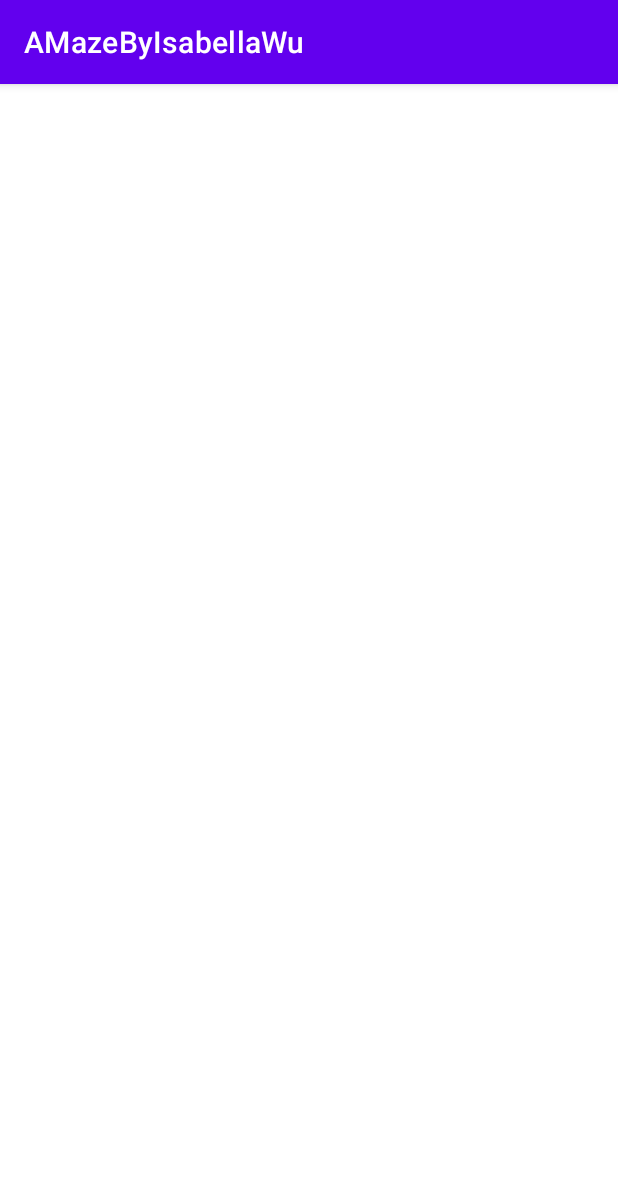
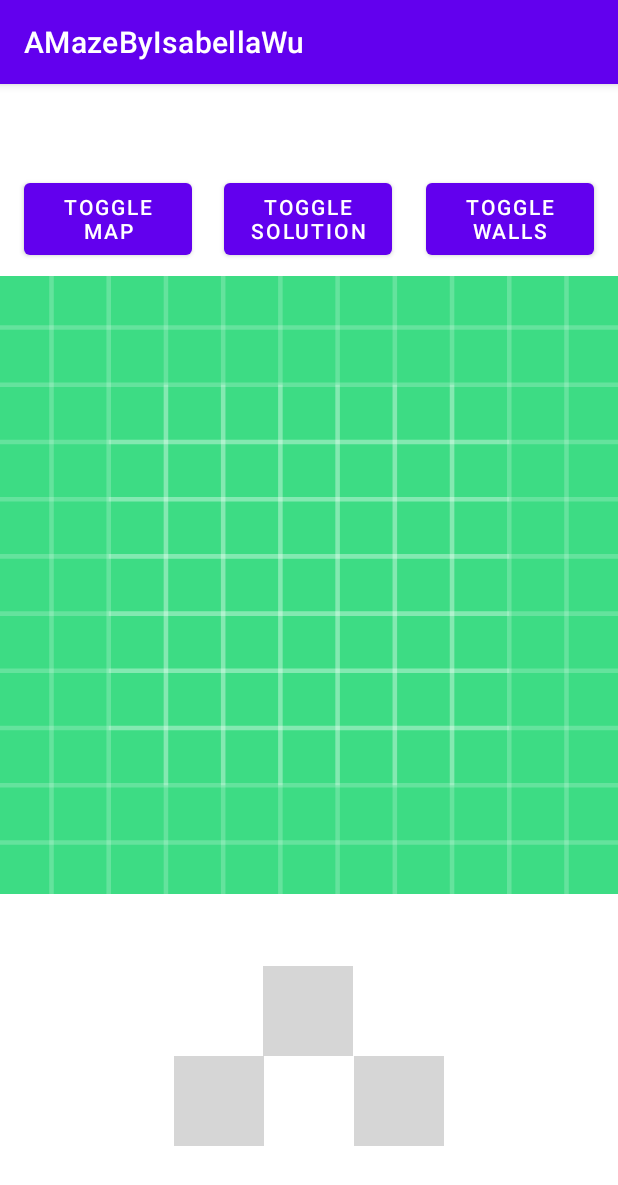
Before and after one commit to istwu/Fall-2021-Maze-Project, an Android app: the PlayManuallyActivity screen opened directly, with no data from a screen before it, on a phone screen of 412 x 824 dp. Shown: the top 1185 px of the screen. Run offline under Robolectric (Android 15) with nearby library versions, the phone set to English and light mode, and no system bars; grey boxes are pictures that could not be loaded.

Commit message:
added barebones gui for PlayManuallyActivity

```diff
--- a/app/build.gradle
+++ b/app/build.gradle
@@ -32,6 +32,7 @@ dependencies {
     implementation 'androidx.appcompat:appcompat:1.3.1'
     implementation 'com.google.android.material:material:1.4.0'
     implementation 'androidx.constraintlayout:constraintlayout:2.1.1'
+    implementation 'androidx.mediarouter:mediarouter:1.2.5'
     testImplementation 'junit:junit:4.+'
     androidTestImplementation 'androidx.test.ext:junit:1.1.3'
     androidTestImplementation 'androidx.test.espresso:espresso-core:3.4.0'
--- a/app/src/main/res/layout/activity_play_manually.xml
+++ b/app/src/main/res/layout/activity_play_manually.xml
@@ -6,4 +6,89 @@
     android:layout_height="match_parent"
     tools:context=".PlayManuallyActivity">
 
+    <Button
+        android:id="@+id/button"
+        android:layout_width="112dp"
+        android:layout_height="60dp"
+        android:text="Toggle Map"
+        app:layout_constraintEnd_toStartOf="@+id/button2"
+        app:layout_constraintHorizontal_bias="0.432"
+        app:layout_constraintStart_toStartOf="parent"
+        app:layout_constraintTop_toTopOf="@+id/button2" />
+
+    <Button
+        android:id="@+id/button2"
+        android:layout_width="112dp"
+        android:layout_height="60dp"
+        android:layout_marginTop="60dp"
+        android:text="Toggle Solution"
+        app:layout_constraintEnd_toEndOf="parent"
+        app:layout_constraintHorizontal_bias="0.498"
+        app:layout_constraintStart_toStartOf="parent"
+        app:layout_constraintTop_toTopOf="parent" />
+
+    <Button
+        android:id="@+id/button3"
+        android:layout_width="112dp"
+        android:layout_height="60dp"
+        android:text="Toggle Walls"
+        app:layout_constraintEnd_toEndOf="parent"
+        app:layout_constraintHorizontal_bias="0.578"
+        app:layout_constraintStart_toEndOf="@+id/button2"
+        app:layout_constraintTop_toTopOf="@+id/button2" />
+
+    <ImageButton
+        android:id="@+id/imageButton"
+        android:layout_width="60dp"
+        android:layout_height="60dp"
+        android:layout_marginBottom="120dp"
+        android:minHeight="48dp"
+        app:layout_constraintBottom_toBottomOf="parent"
+        app:layout_constraintEnd_toEndOf="parent"
+        app:layout_constraintHorizontal_bias="0.498"
+        app:layout_constraintStart_toStartOf="parent"
+        app:srcCompat="@drawable/ic_group_collapse_00"
+        app:tint="#000000"
+        tools:ignore="SpeakableTextPresentCheck" />
+
+    <ImageButton
+        android:id="@+id/imageButton3"
+        android:layout_width="60dp"
+        android:layout_height="60dp"
+        android:layout_marginStart="116dp"
+        android:layout_marginBottom="60dp"
+        android:minWidth="48dp"
+        android:rotation="-90"
+        app:layout_constraintBottom_toBottomOf="parent"
+        app:layout_constraintStart_toStartOf="parent"
+        app:srcCompat="@drawable/ic_group_collapse_00"
+        app:tint="#000000"
+        tools:ignore="SpeakableTextPresentCheck" />
+
+    <ImageButton
+        android:id="@+id/imageButton2"
+        android:layout_width="60dp"
+        android:layout_height="60dp"
+        android:layout_marginEnd="116dp"
+        android:layout_marginBottom="60dp"
+        android:minWidth="48dp"
+        android:rotation="90"
+        app:layout_constraintBottom_toBottomOf="parent"
+        app:layout_constraintEnd_toEndOf="parent"
+        app:srcCompat="@drawable/ic_group_collapse_00"
+        app:tint="#000000"
+        tools:ignore="SpeakableTextPresentCheck" />
+
+    <ImageView
+        android:id="@+id/imageView2"
+        android:layout_width="match_parent"
+        android:layout_height="0dp"
+        android:layout_marginTop="8dp"
+        app:layout_constraintDimensionRatio="1:1"
+        app:layout_constraintEnd_toEndOf="parent"
+        app:layout_constraintHorizontal_bias="0.0"
+        app:layout_constraintStart_toStartOf="parent"
+        app:layout_constraintTop_toBottomOf="@+id/button2"
+        app:srcCompat="@drawable/ic_launcher_background" />
+
 </androidx.constraintlayout.widget.ConstraintLayout>
--- a/app/src/main/res/values/strings.xml
+++ b/app/src/main/res/values/strings.xml
@@ -8,12 +8,14 @@
     </string-array>
 
     <string-array name="driver_names">
+        <item>Select a driver</item>
         <item>Manual</item>
         <item>Wizard</item>
         <item>WallFollower</item>
     </string-array>
 
     <string-array name="config_names">
+        <item>Select a configuration</item>
         <item>Premium</item>
         <item>Mediocre</item>
         <item>So-so</item>
```
Also changed, not shown: app/src/main/java/edu/wm/cs/cs301/isabellawu/GeneratingActivity.java (+12 -11 lines), app/src/main/res/layout/activity_generating.xml (+5 -4 lines), app/src/main/res/menu/menu.xml (added, +18 -0 lines).
